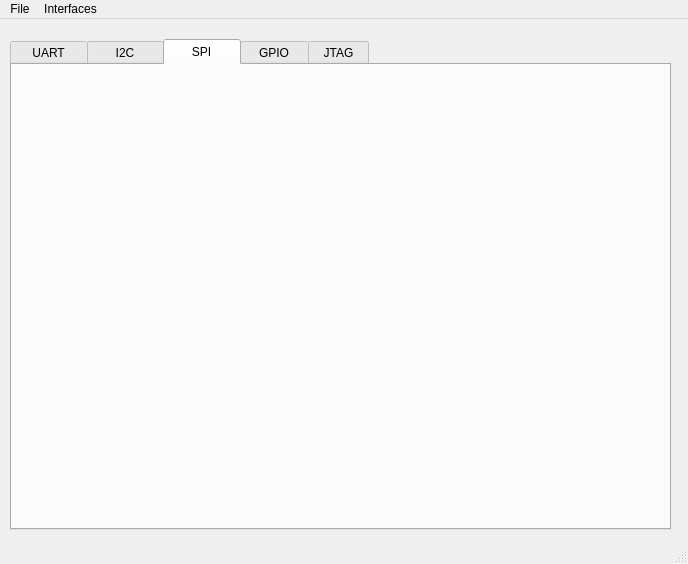
Before: the Qt Designer form UI-Files/badge.ui in attify/attify-badge, drawn with Qt 5.
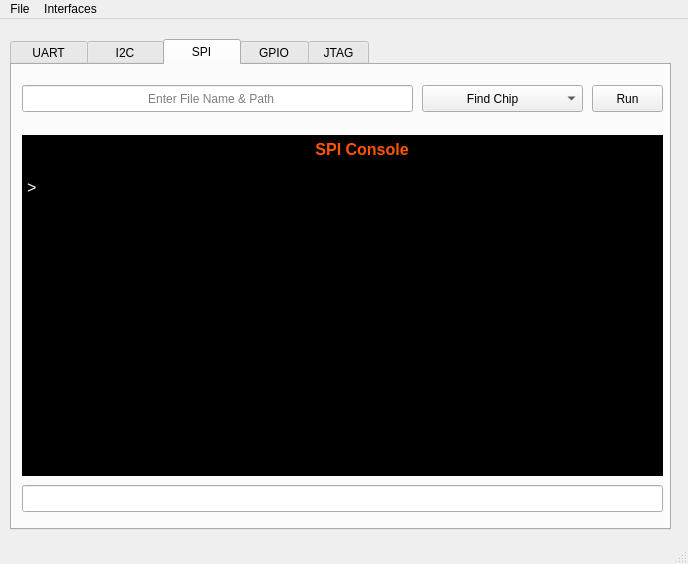
After: the same form once the commit is applied. The open tabs and pages were chosen to show the change.

Commit message: Added a working SPI-Tab, needs improvments

```diff
--- a/UI-Files/badge.ui
+++ b/UI-Files/badge.ui
@@ -641,6 +641,513 @@
      <attribute name="title">
       <string>     SPI     </string>
      </attribute>
+     <widget class="QTextEdit" name="SPI_Console">
+      <property name="geometry">
+       <rect>
+        <x>10</x>
+        <y>70</y>
+        <width>641</width>
+        <height>341</height>
+       </rect>
+      </property>
+      <property name="palette">
+       <palette>
+        <active>
+         <colorrole role="WindowText">
+          <brush brushstyle="SolidPattern">
+           <color alpha="255">
+            <red>255</red>
+            <green>255</green>
+            <blue>255</blue>
+           </color>
+          </brush>
+         </colorrole>
+         <colorrole role="Button">
+          <brush brushstyle="SolidPattern">
+           <color alpha="255">
+            <red>0</red>
+            <green>0</green>
+            <blue>0</blue>
+           </color>
+          </brush>
+         </colorrole>
+         <colorrole role="Light">
+          <brush brushstyle="SolidPattern">
+           <color alpha="255">
+            <red>0</red>
+            <green>0</green>
+            <blue>0</blue>
+           </color>
+          </brush>
+         </colorrole>
+         <colorrole role="Midlight">
+          <brush brushstyle="SolidPattern">
+           <color alpha="255">
+            <red>0</red>
+            <green>0</green>
+            <blue>0</blue>
+           </color>
+          </brush>
+         </colorrole>
+         <colorrole role="Dark">
+          <brush brushstyle="SolidPattern">
+           <color alpha="255">
+            <red>0</red>
+            <green>0</green>
+            <blue>0</blue>
+           </color>
+          </brush>
+         </colorrole>
+         <colorrole role="Mid">
+          <brush brushstyle="SolidPattern">
+           <color alpha="255">
+            <red>0</red>
+            <green>0</green>
+            <blue>0</blue>
+           </color>
+          </brush>
+         </colorrole>
+         <colorrole role="Text">
+          <brush brushstyle="SolidPattern">
+           <color alpha="255">
+            <red>255</red>
+            <green>255</green>
+            <blue>255</blue>
+           </color>
+          </brush>
+         </colorrole>
+         <colorrole role="BrightText">
+          <brush brushstyle="SolidPattern">
+           <color alpha="255">
+            <red>255</red>
+            <green>255</green>
+            <blue>255</blue>
+           </color>
+          </brush>
+         </colorrole>
+         <colorrole role="ButtonText">
+          <brush brushstyle="SolidPattern">
+           <color alpha="255">
+            <red>255</red>
+            <green>255</green>
+            <blue>255</blue>
+           </color>
+          </brush>
+         </colorrole>
+         <colorrole role="Base">
+          <brush brushstyle="SolidPattern">
+           <color alpha="255">
+            <red>0</red>
+            <green>0</green>
+            <blue>0</blue>
+           </color>
+          </brush>
+         </colorrole>
+         <colorrole role="Window">
+          <brush brushstyle="SolidPattern">
+           <color alpha="255">
+            <red>0</red>
+            <green>0</green>
+            <blue>0</blue>
+           </color>
+          </brush>
+         </colorrole>
+         <colorrole role="Shadow">
+          <brush brushstyle="SolidPattern">
+           <color alpha="255">
+            <red>0</red>
+            <green>0</green>
+            <blue>0</blue>
+           </color>
+          </brush>
+         </colorrole>
+         <colorrole role="AlternateBase">
+          <brush brushstyle="SolidPattern">
+           <color alpha="255">
+            <red>0</red>
+            <green>0</green>
+            <blue>0</blue>
+           </color>
+          </brush>
+         </colorrole>
+         <colorrole role="ToolTipBase">
+          <brush brushstyle="SolidPattern">
+           <color alpha="255">
+            <red>255</red>
+            <green>255</green>
+            <blue>220</blue>
+           </color>
+          </brush>
+         </colorrole>
+         <colorrole role="ToolTipText">
+          <brush brushstyle="SolidPattern">
+           <color alpha="255">
+            <red>0</red>
+            <green>0</green>
+            <blue>0</blue>
+           </color>
+          </brush>
+         </colorrole>
+        </active>
+        <inactive>
+         <colorrole role="WindowText">
+          <brush brushstyle="SolidPattern">
+           <color alpha="255">
+            <red>255</red>
+            <green>255</green>
+            <blue>255</blue>
+           </color>
+          </brush>
+         </colorrole>
+         <colorrole role="Button">
+          <brush brushstyle="SolidPattern">
+           <color alpha="255">
+            <red>0</red>
+            <green>0</green>
+            <blue>0</blue>
+           </color>
+          </brush>
+         </colorrole>
+         <colorrole role="Light">
+          <brush brushstyle="SolidPattern">
+           <color alpha="255">
+            <red>0</red>
+            <green>0</green>
+            <blue>0</blue>
+           </color>
+          </brush>
+         </colorrole>
+         <colorrole role="Midlight">
+          <brush brushstyle="SolidPattern">
+           <color alpha="255">
+            <red>0</red>
+            <green>0</green>
+            <blue>0</blue>
+           </color>
+          </brush>
+         </colorrole>
+         <colorrole role="Dark">
+          <brush brushstyle="SolidPattern">
+           <color alpha="255">
+            <red>0</red>
+            <green>0</green>
+            <blue>0</blue>
+           </color>
+          </brush>
+         </colorrole>
+         <colorrole role="Mid">
+          <brush brushstyle="SolidPattern">
+           <color alpha="255">
+            <red>0</red>
+            <green>0</green>
+            <blue>0</blue>
+           </color>
+          </brush>
+         </colorrole>
+         <colorrole role="Text">
+          <brush brushstyle="SolidPattern">
+           <color alpha="255">
+            <red>255</red>
+            <green>255</green>
+            <blue>255</blue>
+           </color>
+          </brush>
+         </colorrole>
+         <colorrole role="BrightText">
+          <brush brushstyle="SolidPattern">
+           <color alpha="255">
+            <red>255</red>
+            <green>255</green>
+            <blue>255</blue>
+           </color>
+          </brush>
+         </colorrole>
+         <colorrole role="ButtonText">
+          <brush brushstyle="SolidPattern">
+           <color alpha="255">
+            <red>255</red>
+            <green>255</green>
+            <blue>255</blue>
+           </color>
+          </brush>
+         </colorrole>
+         <colorrole role="Base">
+          <brush brushstyle="SolidPattern">
+           <color alpha="255">
+            <red>0</red>
+            <green>0</green>
+            <blue>0</blue>
+           </color>
+          </brush>
+         </colorrole>
+         <colorrole role="Window">
+          <brush brushstyle="SolidPattern">
+           <color alpha="255">
+            <red>0</red>
+            <green>0</green>
+            <blue>0</blue>
+           </color>
+          </brush>
+         </colorrole>
+         <colorrole role="Shadow">
+          <brush brushstyle="SolidPattern">
+           <color alpha="255">
+            <red>0</red>
+            <green>0</green>
+            <blue>0</blue>
+           </color>
+          </brush>
+         </colorrole>
+         <colorrole role="AlternateBase">
+          <brush brushstyle="SolidPattern">
+           <color alpha="255">
+            <red>0</red>
+            <green>0</green>
+            <blue>0</blue>
+           </color>
+          </brush>
+         </colorrole>
+         <colorrole role="ToolTipBase">
+          <brush brushstyle="SolidPattern">
+           <color alpha="255">
+            <red>255</red>
+            <green>255</green>
+            <blue>220</blue>
+           </color>
+          </brush>
+         </colorrole>
+         <colorrole role="ToolTipText">
+          <brush brushstyle="SolidPattern">
+           <color alpha="255">
+            <red>0</red>
+            <green>0</green>
+            <blue>0</blue>
+           </color>
+          </brush>
+         </colorrole>
+        </inactive>
+        <disabled>
+         <colorrole role="WindowText">
+          <brush brushstyle="SolidPattern">
+           <color alpha="255">
+            <red>0</red>
+            <green>0</green>
+            <blue>0</blue>
+           </color>
+          </brush>
+         </colorrole>
+         <colorrole role="Button">
+          <brush brushstyle="SolidPattern">
+           <color alpha="255">
+            <red>0</red>
+            <green>0</green>
+            <blue>0</blue>
+           </color>
+          </brush>
+         </colorrole>
+         <colorrole role="Light">
+          <brush brushstyle="SolidPattern">
+           <color alpha="255">
+            <red>0</red>
+            <green>0</green>
+            <blue>0</blue>
+           </color>
+          </brush>
+         </colorrole>
+         <colorrole role="Midlight">
+          <brush brushstyle="SolidPattern">
+           <color alpha="255">
+            <red>0</red>
+            <green>0</green>
+            <blue>0</blue>
+           </color>
+          </brush>
+         </colorrole>
+         <colorrole role="Dark">
+          <brush brushstyle="SolidPattern">
+           <color alpha="255">
+            <red>0</red>
+            <green>0</green>
+            <blue>0</blue>
+           </color>
+          </brush>
+         </colorrole>
+         <colorrole role="Mid">
+          <brush brushstyle="SolidPattern">
+           <color alpha="255">
+            <red>0</red>
+            <green>0</green>
+            <blue>0</blue>
+           </color>
+          </brush>
+         </colorrole>
+         <colorrole role="Text">
+          <brush brushstyle="SolidPattern">
+           <color alpha="255">
+            <red>0</red>
+            <green>0</green>
+            <blue>0</blue>
+           </color>
+          </brush>
+         </colorrole>
+         <colorrole role="BrightText">
+          <brush brushstyle="SolidPattern">
+           <color alpha="255">
+            <red>255</red>
+            <green>255</green>
+            <blue>255</blue>
+           </color>
+          </brush>
+         </colorrole>
+         <colorrole role="ButtonText">
+          <brush brushstyle="SolidPattern">
+           <color alpha="255">
+            <red>0</red>
+            <green>0</green>
+            <blue>0</blue>
+           </color>
+          </brush>
+         </colorrole>
+         <colorrole role="Base">
+          <brush brushstyle="SolidPattern">
+           <color alpha="255">
+            <red>0</red>
+            <green>0</green>
+            <blue>0</blue>
+           </color>
+          </brush>
+         </colorrole>
+         <colorrole role="Window">
+          <brush brushstyle="SolidPattern">
+           <color alpha="255">
+            <red>0</red>
+            <green>0</green>
+            <blue>0</blue>
+           </color>
+          </brush>
+         </colorrole>
+         <colorrole role="Shadow">
+          <brush brushstyle="SolidPattern">
+           <color alpha="255">
+            <red>0</red>
+            <green>0</green>
+            <blue>0</blue>
+           </color>
+          </brush>
+         </colorrole>
+         <colorrole role="AlternateBase">
+          <brush brushstyle="SolidPattern">
+           <color alpha="255">
+            <red>0</red>
+            <green>0</green>
+            <blue>0</blue>
+           </color>
+          </brush>
+         </colorrole>
+         <colorrole role="ToolTipBase">
+          <brush brushstyle="SolidPattern">
+           <color alpha="255">
+            <red>255</red>
+            <green>255</green>
+            <blue>220</blue>
+           </color>
+          </brush>
+         </colorrole>
+         <colorrole role="ToolTipText">
+          <brush brushstyle="SolidPattern">
+           <color alpha="255">
+            <red>0</red>
+            <green>0</green>
+            <blue>0</blue>
+           </color>
+          </brush>
+         </colorrole>
+        </disabled>
+       </palette>
+      </property>
+      <property name="html">
+       <string>&lt;!DOCTYPE HTML PUBLIC &quot;-//W3C//DTD HTML 4.0//EN&quot; &quot;http://www.w3.org/TR/REC-html40/strict.dtd&quot;&gt;
+&lt;html&gt;&lt;head&gt;&lt;meta name=&quot;qrichtext&quot; content=&quot;1&quot; /&gt;&lt;style type=&quot;text/css&quot;&gt;
+p, li { white-space: pre-wrap; }
+&lt;/style&gt;&lt;/head&gt;&lt;body style=&quot; font-family:'Ubuntu'; font-size:11pt; font-weight:400; font-style:normal;&quot;&gt;
+&lt;p style=&quot; margin-top:0px; margin-bottom:0px; margin-left:0px; margin-right:0px; -qt-block-indent:0; text-indent:0px;&quot;&gt;&lt;span style=&quot; font-size:12pt; font-weight:600; color:#ff5500;&quot;&gt;                                                                 SPI Console&lt;/span&gt;&lt;/p&gt;
+&lt;p style=&quot;-qt-paragraph-type:empty; margin-top:0px; margin-bottom:0px; margin-left:0px; margin-right:0px; -qt-block-indent:0; text-indent:0px; font-size:12pt; font-weight:600; color:#ff5500;&quot;&gt;&lt;br /&gt;&lt;/p&gt;
+&lt;p style=&quot; margin-top:0px; margin-bottom:0px; margin-left:0px; margin-right:0px; -qt-block-indent:0; text-indent:0px;&quot;&gt;&lt;span style=&quot; font-size:12pt; color:#ffffff;&quot;&gt;&amp;gt;&lt;/span&gt;&lt;/p&gt;
+&lt;p style=&quot;-qt-paragraph-type:empty; margin-top:0px; margin-bottom:0px; margin-left:0px; margin-right:0px; -qt-block-indent:0; text-indent:0px; font-size:12pt; color:#ffffff;&quot;&gt;&lt;br /&gt;&lt;/p&gt;&lt;/body&gt;&lt;/html&gt;</string>
+      </property>
+     </widget>
+     <widget class="QLineEdit" name="SPI_FilePath">
+      <property name="geometry">
+       <rect>
+        <x>10</x>
+        <y>20</y>
+        <width>391</width>
+        <height>27</height>
+       </rect>
+      </property>
+      <property name="placeholderText">
+       <string>                                     Enter File Name &amp; Path</string>
+      </property>
+     </widget>
+     <widget class="QComboBox" name="SPI_OperationComboBox">
+      <property name="geometry">
+       <rect>
+        <x>410</x>
+        <y>20</y>
+        <width>161</width>
+        <height>27</height>
+       </rect>
+      </property>
+      <item>
+       <property name="text">
+        <string>            Find Chip</string>
+       </property>
+      </item>
+      <item>
+       <property name="text">
+        <string>               Read</string>
+       </property>
+      </item>
+      <item>
+       <property name="text">
+        <string>               Write</string>
+       </property>
+      </item>
+      <item>
+       <property name="text">
+        <string>               Erase</string>
+       </property>
+      </item>
+     </widget>
+     <widget class="QPushButton" name="SPI_RunButton">
+      <property name="geometry">
+       <rect>
+        <x>580</x>
+        <y>20</y>
+        <width>71</width>
+        <height>27</height>
+       </rect>
+      </property>
+      <property name="text">
+       <string>Run</string>
+      </property>
+     </widget>
+     <widget class="QLineEdit" name="SPI_CustomCmd">
+      <property name="geometry">
+       <rect>
+        <x>10</x>
+        <y>420</y>
+        <width>641</width>
+        <height>27</height>
+       </rect>
+      </property>
+      <property name="text">
+       <string> </string>
+      </property>
+      <property name="placeholderText">
+       <string notr="true"/>
+      </property>
+     </widget>
     </widget>
     <widget class="QWidget" name="tab_GPIO">
      <attribute name="title">
```
Left out of the diff: 6 changed lines with no effect on the pictures. The commit also changes 2 other files.
